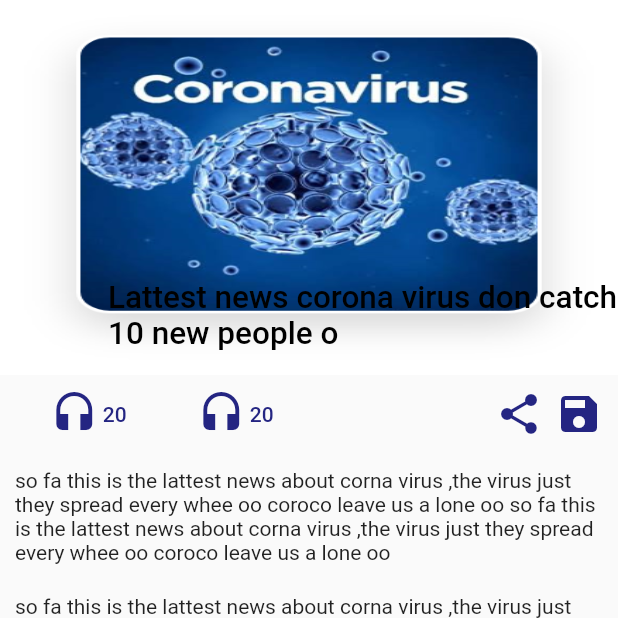
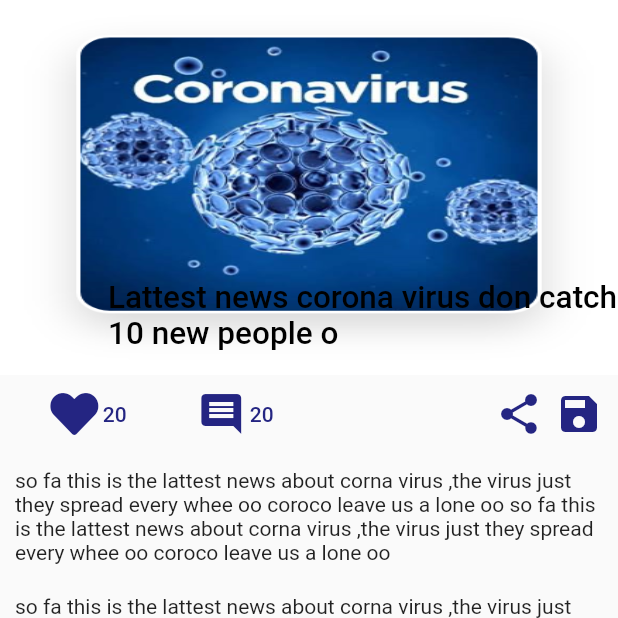
Before and after one commit to BEACON-NG/COVID19-App, a Flutter app: the screen it shows after launch, item 2 of the bottom bar chosen, on a phone screen of 412 x 824 dp, the top half of it. Run offline on Flutter 3.47's test engine with Material 2 defaults, Android fonts, the phone set to English and light mode, and no system bars; our stand-ins replace flutter_icons, percent_indicator; missing offline and left inert: flutter_skeleton; network calls fail.

Commit message:
changed alarm icon to normal heart

```diff
--- a/covid/lib/views/selected_news.dart
+++ b/covid/lib/views/selected_news.dart
@@ -1,4 +1,5 @@
 import 'package:flutter/material.dart';
+import 'package:flutter_icons/flutter_icons.dart';
 
 void main() => runApp(SelectedNews());
 
@@ -10,17 +11,17 @@ class SelectedNews extends StatefulWidget {
 }
 
 class _SelectedNewsState extends State<SelectedNews> {
-  bool _pinned = false;
+  bool _pinned = true;
   bool _snap = true;
-  bool _floating = false;
+  bool _floating = true;
   Color color = Color.fromRGBO(36, 37, 130, 1);
 
-  Flex social(){
+  Flex social(IconData icon){
     return Flex(
       direction: Axis.horizontal,
       children: <Widget>[
-        Icon(
-              Icons.headset,
+            Icon(
+              icon,
               size:32,
               color:color
             ),
@@ -43,8 +44,8 @@ class _SelectedNewsState extends State<SelectedNews> {
         child:Row(
           mainAxisAlignment: MainAxisAlignment.spaceAround,
           children: <Widget>[
-            social(),
-            social(),
+            social(FontAwesome5Solid.heart),
+            social(Icons.comment),
           ])
           )
     );
@@ -122,6 +123,7 @@ class _SelectedNewsState extends State<SelectedNews> {
                         ],
                       ),
                     ),
+
                     Column(
                       children:<Widget>[
                           newsText("so fa this is the lattest news about corna virus ,the virus just they spread every whee oo coroco leave us a lone oo so fa this is the lattest news about corna virus ,the virus just they spread every whee oo coroco leave us a lone oo"),
@@ -133,7 +135,7 @@ class _SelectedNewsState extends State<SelectedNews> {
                           newsText("so fa this is the lattest news about corna virus ,the virus just they spread every whee oo coroco leave us a lone oo"),
                           newsText("so fa this is the lattest news about corna virus ,the virus just they spread every whee oo coroco leave us a lone oo"),
                           newsText("so fa this is the lattest news about corna virus ,the virus just they spread every whee oo coroco leave us a lone oo"),
-      ]
+                    ]
                     )
                   ]
                 )
```
